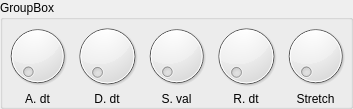
Qt form src/NewUI/EnvelopeBox.ui (saidinesh5/ZynAddSubFX) before a commit.
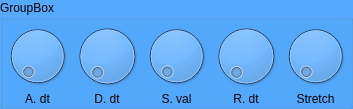
The same form after that commit. Custom widgets are drawn as their Qt base class.

Commit message: Upping the design of voicelist. Added some colors as well

What changed in the file:
```diff
--- a/src/NewUI/EnvelopeBox.ui
+++ b/src/NewUI/EnvelopeBox.ui
@@ -10,6 +10,421 @@
     <height>109</height>
    </rect>
   </property>
+  <property name="palette">
+   <palette>
+    <active>
+     <colorrole role="WindowText">
+      <brush brushstyle="SolidPattern">
+       <color alpha="255">
+        <red>0</red>
+        <green>0</green>
+        <blue>0</blue>
+       </color>
+      </brush>
+     </colorrole>
+     <colorrole role="Button">
+      <brush brushstyle="SolidPattern">
+       <color alpha="255">
+        <red>85</red>
+        <green>170</green>
+        <blue>255</blue>
+       </color>
+      </brush>
+     </colorrole>
+     <colorrole role="Light">
+      <brush brushstyle="SolidPattern">
+       <color alpha="255">
+        <red>213</red>
+        <green>234</green>
+        <blue>255</blue>
+       </color>
+      </brush>
+     </colorrole>
+     <colorrole role="Midlight">
+      <brush brushstyle="SolidPattern">
+       <color alpha="255">
+        <red>149</red>
+        <green>202</green>
+        <blue>255</blue>
+       </color>
+      </brush>
+     </colorrole>
+     <colorrole role="Dark">
+      <brush brushstyle="SolidPattern">
+       <color alpha="255">
+        <red>42</red>
+        <green>85</green>
+        <blue>127</blue>
+       </color>
+      </brush>
+     </colorrole>
+     <colorrole role="Mid">
+      <brush brushstyle="SolidPattern">
+       <color alpha="255">
+        <red>56</red>
+        <green>113</green>
+        <blue>170</blue>
+       </color>
+      </brush>
+     </colorrole>
+     <colorrole role="Text">
+      <brush brushstyle="SolidPattern">
+       <color alpha="255">
+        <red>0</red>
+        <green>0</green>
+        <blue>0</blue>
+       </color>
+      </brush>
+     </colorrole>
+     <colorrole role="BrightText">
+      <brush brushstyle="SolidPattern">
+       <color alpha="255">
+        <red>255</red>
+        <green>255</green>
+        <blue>255</blue>
+       </color>
+      </brush>
+     </colorrole>
+     <colorrole role="ButtonText">
+      <brush brushstyle="SolidPattern">
+       <color alpha="255">
+        <red>0</red>
+        <green>0</green>
+        <blue>0</blue>
+       </color>
+      </brush>
+     </colorrole>
+     <colorrole role="Base">
+      <brush brushstyle="SolidPattern">
+       <color alpha="255">
+        <red>255</red>
+        <green>255</green>
+        <blue>255</blue>
+       </color>
+      </brush>
+     </colorrole>
+     <colorrole role="Window">
+      <brush brushstyle="SolidPattern">
+       <color alpha="255">
+        <red>85</red>
+        <green>170</green>
+        <blue>255</blue>
+       </color>
+      </brush>
+     </colorrole>
+     <colorrole role="Shadow">
+      <brush brushstyle="SolidPattern">
+       <color alpha="255">
+        <red>0</red>
+        <green>0</green>
+        <blue>0</blue>
+       </color>
+      </brush>
+     </colorrole>
+     <colorrole role="AlternateBase">
+      <brush brushstyle="SolidPattern">
+       <color alpha="255">
+        <red>170</red>
+        <green>212</green>
+        <blue>255</blue>
+       </color>
+      </brush>
+     </colorrole>
+     <colorrole role="ToolTipBase">
+      <brush brushstyle="SolidPattern">
+       <color alpha="255">
+        <red>255</red>
+        <green>255</green>
+        <blue>220</blue>
+       </color>
+      </brush>
+     </colorrole>
+     <colorrole role="ToolTipText">
+      <brush brushstyle="SolidPattern">
+       <color alpha="255">
+        <red>0</red>
+        <green>0</green>
+        <blue>0</blue>
+       </color>
+      </brush>
+     </colorrole>
+    </active>
+    <inactive>
+     <colorrole role="WindowText">
+      <brush brushstyle="SolidPattern">
+       <color alpha="255">
+        <red>0</red>
+        <green>0</green>
+        <blue>0</blue>
+       </color>
+      </brush>
+     </colorrole>
+     <colorrole role="Button">
+      <brush brushstyle="SolidPattern">
+       <color alpha="255">
+        <red>85</red>
+        <green>170</green>
+        <blue>255</blue>
+       </color>
+      </brush>
+     </colorrole>
+     <colorrole role="Light">
+      <brush brushstyle="SolidPattern">
+       <color alpha="255">
+        <red>213</red>
+        <green>234</green>
+        <blue>255</blue>
+       </color>
+      </brush>
+     </colorrole>
+     <colorrole role="Midlight">
+      <brush brushstyle="SolidPattern">
+       <color alpha="255">
+        <red>149</red>
+        <green>202</green>
+        <blue>255</blue>
+       </color>
+      </brush>
+     </colorrole>
+     <colorrole role="Dark">
+      <brush brushstyle="SolidPattern">
+       <color alpha="255">
+        <red>42</red>
+        <green>85</green>
+        <blue>127</blue>
+       </color>
+      </brush>
+     </colorrole>
+     <colorrole role="Mid">
+      <brush brushstyle="SolidPattern">
+       <color alpha="255">
+        <red>56</red>
+        <green>113</green>
+        <blue>170</blue>
+       </color>
+      </brush>
+     </colorrole>
+     <colorrole role="Text">
+      <brush brushstyle="SolidPattern">
+       <color alpha="255">
+        <red>0</red>
+        <green>0</green>
+        <blue>0</blue>
+       </color>
+      </brush>
+     </colorrole>
+     <colorrole role="BrightText">
+      <brush brushstyle="SolidPattern">
+       <color alpha="255">
+        <red>255</red>
+        <green>255</green>
+        <blue>255</blue>
+       </color>
+      </brush>
+     </colorrole>
+     <colorrole role="ButtonText">
+      <brush brushstyle="SolidPattern">
+       <color alpha="255">
+        <red>0</red>
+        <green>0</green>
+        <blue>0</blue>
+       </color>
+      </brush>
+     </colorrole>
+     <colorrole role="Base">
+      <brush brushstyle="SolidPattern">
+       <color alpha="255">
+        <red>255</red>
+        <green>255</green>
+        <blue>255</blue>
+       </color>
+      </brush>
+     </colorrole>
+     <colorrole role="Window">
+      <brush brushstyle="SolidPattern">
+       <color alpha="255">
+        <red>85</red>
+        <green>170</green>
+        <blue>255</blue>
+       </color>
+      </brush>
+     </colorrole>
+     <colorrole role="Shadow">
+      <brush brushstyle="SolidPattern">
+       <color alpha="255">
+        <red>0</red>
+        <green>0</green>
+        <blue>0</blue>
+       </color>
+      </brush>
+     </colorrole>
+     <colorrole role="AlternateBase">
+      <brush brushstyle="SolidPattern">
+       <color alpha="255">
+        <red>170</red>
+        <green>212</green>
+        <blue>255</blue>
+       </color>
+      </brush>
+     </colorrole>
+     <colorrole role="ToolTipBase">
+      <brush brushstyle="SolidPattern">
+       <color alpha="255">
+        <red>255</red>
+        <green>255</green>
+        <blue>220</blue>
+       </color>
+      </brush>
+     </colorrole>
+     <colorrole role="ToolTipText">
+      <brush brushstyle="SolidPattern">
+       <color alpha="255">
+        <red>0</red>
+        <green>0</green>
+        <blue>0</blue>
+       </color>
+      </brush>
+     </colorrole>
+    </inactive>
+    <disabled>
+     <colorrole role="WindowText">
+      <brush brushstyle="SolidPattern">
+       <color alpha="255">
+        <red>42</red>
+        <green>85</green>
+        <blue>127</blue>
+       </color>
+      </brush>
+     </colorrole>
+     <colorrole role="Button">
+      <brush brushstyle="SolidPattern">
+       <color alpha="255">
+        <red>85</red>
+        <green>170</green>
+        <blue>255</blue>
+       </color>
+      </brush>
+     </colorrole>
+     <colorrole role="Light">
+      <brush brushstyle="SolidPattern">
+       <color alpha="255">
+        <red>213</red>
+        <green>234</green>
+        <blue>255</blue>
+       </color>
+      </brush>
+     </colorrole>
+     <colorrole role="Midlight">
+      <brush brushstyle="SolidPattern">
+       <color alpha="255">
+        <red>149</red>
+        <green>202</green>
+        <blue>255</blue>
+       </color>
+      </brush>
+     </colorrole>
+     <colorrole role="Dark">
+      <brush brushstyle="SolidPattern">
+       <color alpha="255">
+        <red>42</red>
+        <green>85</green>
+        <blue>127</blue>
+       </color>
+      </brush>
+     </colorrole>
+     <colorrole role="Mid">
+      <brush brushstyle="SolidPattern">
+       <color alpha="255">
+        <red>56</red>
+        <green>113</green>
+        <blue>170</blue>
+       </color>
+      </brush>
+     </colorrole>
+     <colorrole role="Text">
+      <brush brushstyle="SolidPattern">
+       <color alpha="255">
+        <red>42</red>
+        <green>85</green>
+        <blue>127</blue>
+       </color>
+      </brush>
+     </colorrole>
+     <colorrole role="BrightText">
+      <brush brushstyle="SolidPattern">
+       <color alpha="255">
+        <red>255</red>
+        <green>255</green>
+        <blue>255</blue>
+       </color>
+      </brush>
+     </colorrole>
+     <colorrole role="ButtonText">
+      <brush brushstyle="SolidPattern">
+       <color alpha="255">
+        <red>42</red>
+        <green>85</green>
+        <blue>127</blue>
+       </color>
+      </brush>
+     </colorrole>
+     <colorrole role="Base">
+      <brush brushstyle="SolidPattern">
+       <color alpha="255">
+        <red>85</red>
+        <green>170</green>
+        <blue>255</blue>
+       </color>
+      </brush>
+     </colorrole>
+     <colorrole role="Window">
+      <brush brushstyle="SolidPattern">
+       <color alpha="255">
+        <red>85</red>
+        <green>170</green>
+        <blue>255</blue>
+       </color>
+      </brush>
+     </colorrole>
+     <colorrole role="Shadow">
+      <brush brushstyle="SolidPattern">
+       <color alpha="255">
+        <red>0</red>
+        <green>0</green>
+        <blue>0</blue>
+       </color>
+      </brush>
+     </colorrole>
+     <colorrole role="AlternateBase">
+      <brush brushstyle="SolidPattern">
+       <color alpha="255">
+        <red>85</red>
+        <green>170</green>
+        <blue>255</blue>
+       </color>
+      </brush>
+     </colorrole>
+     <colorrole role="ToolTipBase">
+      <brush brushstyle="SolidPattern">
+       <color alpha="255">
+        <red>255</red>
+        <green>255</green>
+        <blue>220</blue>
+       </color>
+      </brush>
+     </colorrole>
+     <colorrole role="ToolTipText">
+      <brush brushstyle="SolidPattern">
+       <color alpha="255">
+        <red>0</red>
+        <green>0</green>
+        <blue>0</blue>
+       </color>
+      </brush>
+     </colorrole>
+    </disabled>
+   </palette>
+  </property>
   <property name="windowTitle">
    <string>GroupBox</string>
   </property>
```
The commit also changes 2 other files.
